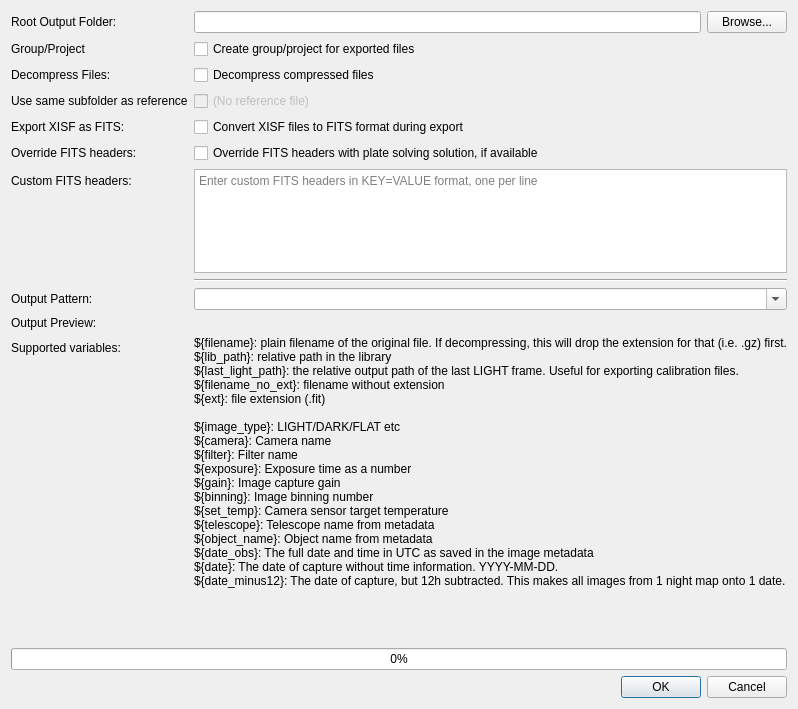
The window that photonfinder/ui/ExportDialog.ui (bcolyn/PhotonFinder) describes before a commit, drawn with Qt 5.
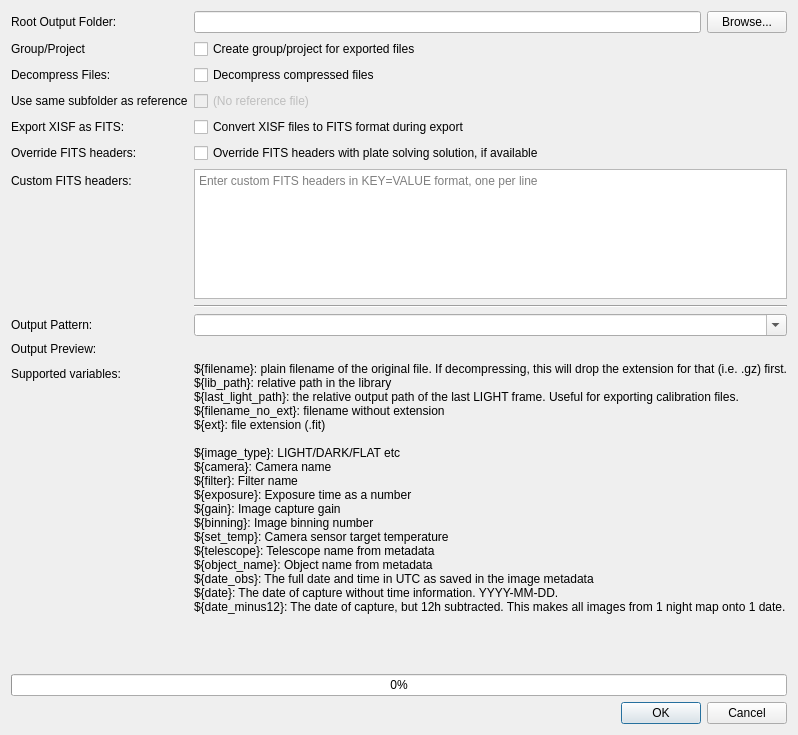
The same window after the commit.

Commit message: create project on export

The edit to the form file:
```diff
--- a/photonfinder/ui/ExportDialog.ui
+++ b/photonfinder/ui/ExportDialog.ui
@@ -7,7 +7,7 @@
     <x>0</x>
     <y>0</y>
     <width>788</width>
-    <height>709</height>
+    <height>735</height>
    </rect>
   </property>
   <property name="windowTitle">
```
Left out of the diff: 2 changed lines with no effect on the pictures. The commit also changes 1 other file.
